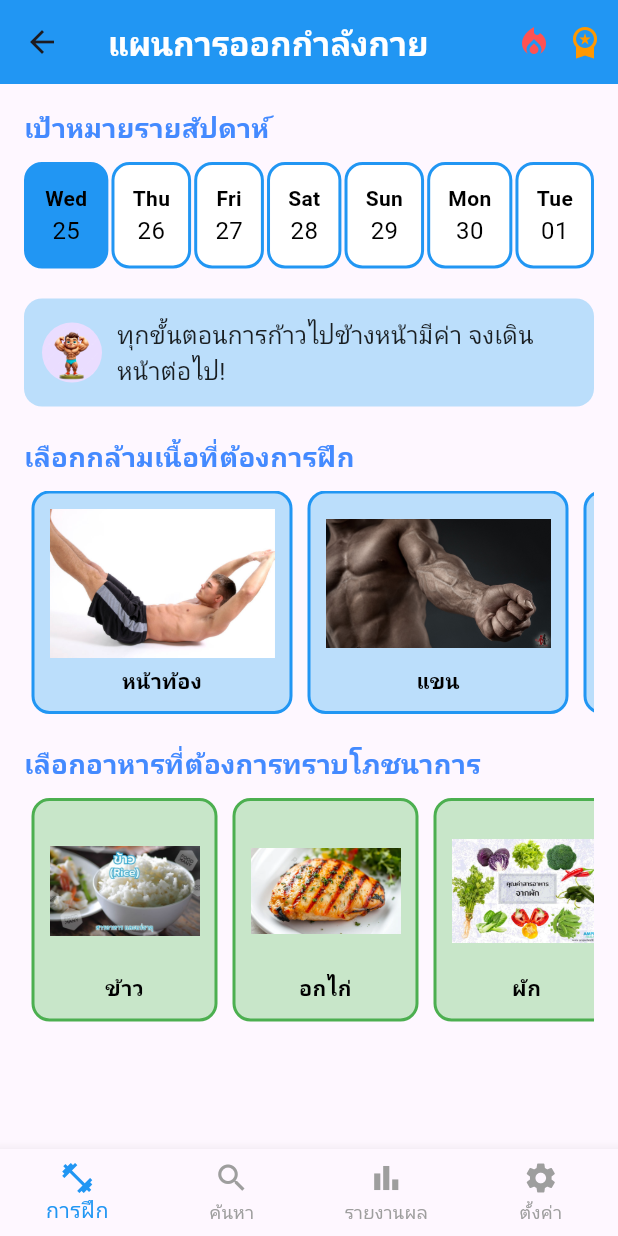
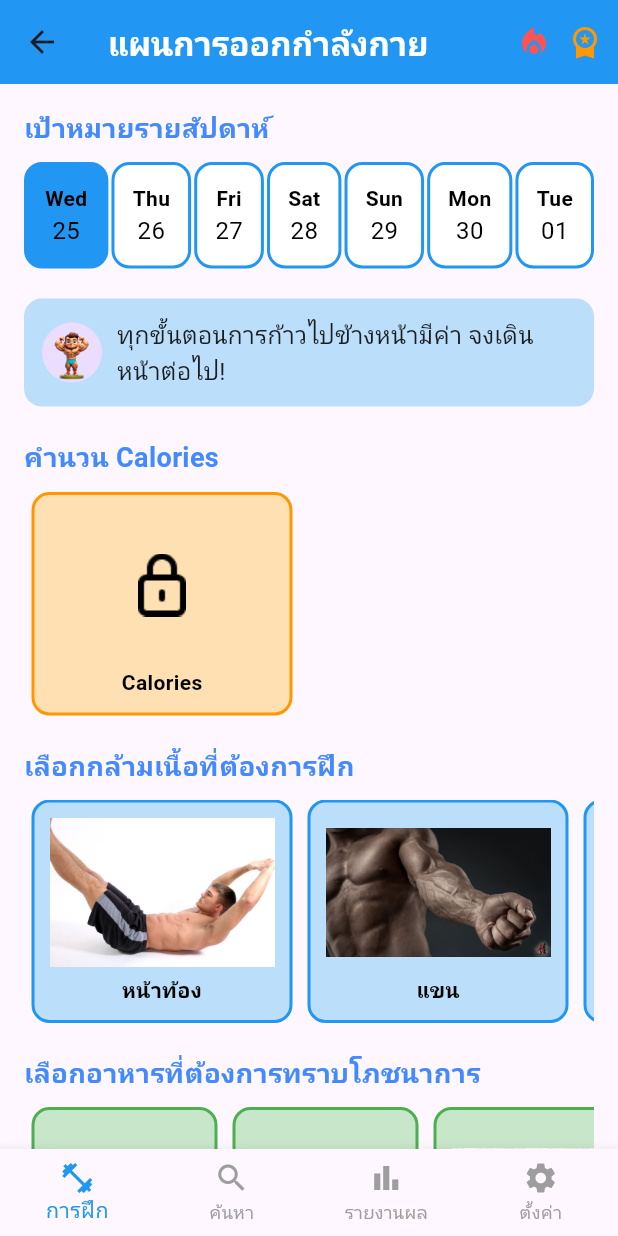
Before and after one commit to PuSrs/project, a Flutter app: the FitnessPlanScreenPage screen opened directly with empty values, on a phone screen of 412 x 824 dp. Run offline on Flutter 3.47's test engine with Material 3 defaults, Android fonts, the light colour scheme and no system bars; our stand-ins replace cloud_firestore, firebase_auth, firebase_core, firebase_storage, fluttertoast, google_fonts and 3 more; accounts and stored records are empty.

Commit message:
Initial commit

```diff
--- a/lib/home/PageScreen/fitness_plan_screen_page.dart
+++ b/lib/home/PageScreen/fitness_plan_screen_page.dart
@@ -1,12 +1,14 @@
 import 'package:flutter/material.dart';
-import 'package:intl/intl.dart';
-import 'package:myproject/home/PageScreen/day_details_page.dart';
-import 'package:myproject/home/PageScreen/fitness_search_screen.dart';
-import 'package:myproject/login/fillprofile.dart';
-import 'package:myproject/login/levelpage.dart';
+import 'package:intl/intl.dart'; // สำหรับจัดรูปแบบวันที่
+import 'package:myproject/home/PageScreen/day_details_page.dart'; // หน้ารายละเอียดของวัน
+import 'package:myproject/home/PageScreen/fitness_search_screen.dart'; // หน้าค้นหา
+import 'package:myproject/home/PageScreen/loadingscreen.dart';
+import 'package:myproject/login/fillprofile.dart'; // หน้าแก้ไขโปรไฟล์
+import 'package:myproject/login/levelpage.dart'; // หน้ารายงานผล
 
+// StatefulWidget สำหรับหน้าหลักของแผนการออกกำลังกาย
 class FitnessPlanScreenPage extends StatefulWidget {
-  final Map<String, dynamic> userData;
+  final Map<String, dynamic> userData; // รับข้อมูลผู้ใช้ที่ล็อกอินเข้ามา
 
   const FitnessPlanScreenPage({super.key, required this.userData});
 
@@ -15,17 +17,17 @@ class FitnessPlanScreenPage extends StatefulWidget {
 }
 
 class _FitnessPlanScreenPageState extends State<FitnessPlanScreenPage> {
-  int _selectedIndex = 0;
+  int _selectedIndex = 0; // เก็บตำแหน่งเมนูที่เลือกใน BottomNavigationBar
 
-  // ฟังก์ชันที่ใช้ในการเปลี่ยนหน้าหลังจากคลิกที่ BottomNavigationBar
+  // ฟังก์ชันเมื่อผู้ใช้แตะที่ BottomNavigationBar
   void _onItemTapped(int index) {
     setState(() {
       _selectedIndex = index;
     });
 
-    // นำผู้ใช้ไปยังหน้าต่างต่างๆ ตาม index
+    // เปลี่ยนหน้าจอไปตาม index ที่ผู้ใช้เลือก
     switch (index) {
-      case 0: // หน้าหลัก
+      case 0: // หน้าแผนการฝึก
         Navigator.pushReplacement(
           context,
           MaterialPageRoute(
@@ -33,32 +35,31 @@ class _FitnessPlanScreenPageState extends State<FitnessPlanScreenPage> {
                   FitnessPlanScreenPage(userData: widget.userData)),
         );
         break;
-      case 1: // หน้าค้นหา
+      case 1: // หน้า Search
         Navigator.push(
           context,
           MaterialPageRoute(builder: (context) => FitnessSearchScreen()),
         );
         break;
-      case 2: // หน้ารายงานผล
+      case 2: // หน้า รายงานผล
         Navigator.push(
           context,
           MaterialPageRoute(builder: (context) => Levelpage()),
         );
         break;
-      case 3: // หน้าการตั้งค่า
+      case 3: // หน้า ตั้งค่า
         Navigator.push(
           context,
           MaterialPageRoute(builder: (context) => FillProfilePage()),
         );
         break;
-      default:
-        break;
     }
   }
 
-  // ฟังก์ชันที่ใช้ในการแสดงหน้ารายละเอียดของวันต่าง ๆ เมื่อคลิกที่วัน
+  // ฟังก์ชันเปิดหน้ารายละเอียดของวัน (เมื่อแตะวันที่)
   void _viewDayDetails(BuildContext context, DateTime date) {
-    final formattedDate = DateFormat('yyyy-MM-dd').format(date);
+    final formattedDate =
+        DateFormat('yyyy-MM-dd').format(date); // แปลงรูปแบบวันที่
     Navigator.push(
       context,
       MaterialPageRoute(
@@ -68,7 +69,7 @@ class _FitnessPlanScreenPageState extends State<FitnessPlanScreenPage> {
     );
   }
 
-  // ฟังก์ชันที่ใช้ในการไปยังหน้ารายละเอียดการฝึกกล้ามเนื้อ
+  // ฟังก์ชันเปิดหน้ารายละเอียดกล้ามเนื้อ
   void _navigateToBodyPartDetails(BuildContext context, String bodyPart) {
     Navigator.push(
       context,
@@ -78,7 +79,7 @@ class _FitnessPlanScreenPageState extends State<FitnessPlanScreenPage> {
     );
   }
 
-  // ฟังก์ชันที่ใช้ในการไปยังหน้ารายละเอียดโภชนาการของอาหาร
+  // ฟังก์ชันเปิดหน้ารายละเอียดโภชนาการอาหาร
   void _navigateToFoodDetails(BuildContext context, String foodName) {
     Navigator.push(
       context,
@@ -90,20 +91,21 @@ class _FitnessPlanScreenPageState extends State<FitnessPlanScreenPage> {
 
   @override
   Widget build(BuildContext context) {
-    final DateTime currentDay = DateTime.now();
+    final DateTime currentDay = DateTime.now(); // วันที่ปัจจุบัน
 
     return Scaffold(
       appBar: AppBar(
         title: Text(
-          'แผนการออกกำลังกาย',
+          'แผนการออกกำลังกาย', // หัวข้อหลัก
           style: TextStyle(fontWeight: FontWeight.bold, color: Colors.white),
         ),
         backgroundColor: Colors.blue,
         elevation: 0,
         actions: [
-          Icon(Icons.local_fire_department, color: Colors.redAccent),
+          Icon(Icons.local_fire_department,
+              color: Colors.redAccent), // ไอคอนแสดงพลัง
           SizedBox(width: 10),
-          Icon(Icons.workspace_premium, color: Colors.orange),
+          Icon(Icons.workspace_premium, color: Colors.orange), // ไอคอนแสดงระดับ
           SizedBox(width: 10),
         ],
       ),
@@ -112,7 +114,7 @@ class _FitnessPlanScreenPageState extends State<FitnessPlanScreenPage> {
         child: Column(
           crossAxisAlignment: CrossAxisAlignment.start,
           children: [
-            // ส่วนแสดงเป้าหมายรายสัปดาห์
+            // แสดงหัวข้อ เป้าหมายรายสัปดาห์
             Text(
               'เป้าหมายรายสัปดาห์',
               style: TextStyle(
@@ -121,35 +123,42 @@ class _FitnessPlanScreenPageState extends State<FitnessPlanScreenPage> {
                   color: Colors.blueAccent),
             ),
             SizedBox(height: 10),
+
+            // สร้างแถวของปุ่มสำหรับแต่ละวัน (7 วันถัดไป)
             Row(
               mainAxisAlignment: MainAxisAlignment.spaceBetween,
               children: List.generate(7, (index) {
-                final day = DateTime.now().add(Duration(days: index));
+                final day =
+                    DateTime.now().add(Duration(days: index)); // วันลำดับถัดไป
                 bool isToday = currentDay.day == day.day &&
                     currentDay.month == day.month &&
-                    currentDay.year == day.year;
+                    currentDay.year ==
+                        day.year; // เช็คว่าเป็นวันปัจจุบันหรือไม่
 
-                // แต่ละวันสามารถคลิกเพื่อดูรายละเอียดการออกกำลังกาย
                 return GestureDetector(
-                  onTap: () => _viewDayDetails(context, day),
+                  onTap: () =>
+                      _viewDayDetails(context, day), // คลิกเพื่อดูรายละเอียดวัน
                   child: Container(
                     padding: EdgeInsets.all(12),
                     decoration: BoxDecoration(
-                      color: isToday ? Colors.blue : Colors.white,
+                      color: isToday
+                          ? Colors.blue
+                          : Colors.white, // สีต่างกันถ้าเป็นวันนี้
                       borderRadius: BorderRadius.circular(12),
                       border: Border.all(color: Colors.blue, width: 2),
                     ),
                     child: Column(
                       children: [
                         Text(
-                          DateFormat('E').format(day),
+                          DateFormat('E')
+                              .format(day), // แสดงชื่อวัน (Mon, Tue, etc.)
                           style: TextStyle(
                               fontSize: 14,
                               fontWeight: FontWeight.bold,
                               color: Colors.black),
                         ),
                         Text(
-                          DateFormat('dd').format(day),
+                          DateFormat('dd').format(day), // แสดงวันที่
                           style: TextStyle(fontSize: 16, color: Colors.black),
                         ),
                       ],
@@ -159,7 +168,8 @@ class _FitnessPlanScreenPageState extends State<FitnessPlanScreenPage> {
               }),
             ),
             SizedBox(height: 20),
-            // ข้อความกระตุ้นในการออกกำลังกาย
+
+            // ข้อความให้กำลังใจผู้ใช้งาน
             Container(
               padding: EdgeInsets.all(12),
               decoration: BoxDecoration(
@@ -182,7 +192,58 @@ class _FitnessPlanScreenPageState extends State<FitnessPlanScreenPage> {
               ),
             ),
             SizedBox(height: 20),
-            // เลือกกล้ามเนื้อที่ต้องการฝึก
+
+            // หัวข้อเลือกกล้ามเนื้อ
+            Text(
+              'คำนวน Calories',
+              style: TextStyle(
+                  fontSize: 18,
+                  fontWeight: FontWeight.bold,
+                  color: Colors.blueAccent),
+            ),
+            SizedBox(height: 10),
+
+            // แถบเลื่อนแนวนอนของปุ่ม calories
+            SingleChildScrollView(
+              scrollDirection: Axis.horizontal,
+              child: Row(
+                children: [
+                  GestureDetector(
+                    onTap: () {
+                      Navigator.push(
+                        context,
+                        MaterialPageRoute(
+                            builder: (context) => LoadingScreen()),
+                      );
+                    },
+                    child: Container(
+                      padding: const EdgeInsets.all(10),
+                      margin: const EdgeInsets.symmetric(horizontal: 5),
+                      decoration: BoxDecoration(
+                        color: Colors.orange[100],
+                        borderRadius: BorderRadius.circular(12),
+                        border: Border.all(color: Colors.orange, width: 2),
+                      ),
+                      child: Column(
+                        children: [
+                          Image.asset('assets/images/lock.png',
+                              width: 150, height: 100),
+                          const SizedBox(height: 5),
+                          const Text(
+                            'Calories',
+                            style: TextStyle(
+                                fontSize: 14,
+                                fontWeight: FontWeight.bold,
+                                color: Colors.black),
+                          ),
+                        ],
+                      ),
+                    ),
+                  ),
+                ],
+              ),
+            ),
+            SizedBox(height: 20),
             Text(
               'เลือกกล้ามเนื้อที่ต้องการฝึก',
               style: TextStyle(
@@ -191,6 +252,8 @@ class _FitnessPlanScreenPageState extends State<FitnessPlanScreenPage> {
                   color: Colors.blueAccent),
             ),
             SizedBox(height: 10),
+
+            // แถบเลื่อนแนวนอนของปุ่มกล้ามเนื้อ
             SingleChildScrollView(
               scrollDirection: Axis.horizontal,
               child: Row(
@@ -201,15 +264,15 @@ class _FitnessPlanScreenPageState extends State<FitnessPlanScreenPage> {
                       context, 'แขน', 'assets/images/arms.png'),
                   _buildBodyPartButton(
                       context, 'หน้าอก', 'assets/images/chest.png'),
-                  _buildBodyPartButton(
-                      context, 'ขา', 'assets/images/legs.png'),
-                  _buildBodyPartButton(
-                      context, 'ไหล่และหลัง','assets/images/shouldersandback.png'),
+                  _buildBodyPartButton(context, 'ขา', 'assets/images/legs.png'),
+                  _buildBodyPartButton(context, 'ไหล่และหลัง',
+                      'assets/images/shouldersandback.png'),
                 ],
               ),
             ),
             SizedBox(height: 20),
-            // เลือกอาหารที่ต้องการทราบโภชนาการ
+
+            // หัวข้อเลือกอาหาร
             Text(
               'เลือกอาหารที่ต้องการทราบโภชนาการ',
               style: TextStyle(
@@ -218,6 +281,8 @@ class _FitnessPlanScreenPageState extends State<FitnessPlanScreenPage> {
                   color: Colors.blueAccent),
             ),
             SizedBox(height: 10),
+
+            // แถบเลื่อนแนวนอนของปุ่มอาหาร
             SingleChildScrollView(
               scrollDirection: Axis.horizontal,
               child: Row(
@@ -235,13 +300,14 @@ class _FitnessPlanScreenPageState extends State<FitnessPlanScreenPage> {
           ],
         ),
       ),
-      // BottomNavigationBar สำหรับการนำทาง
+
+      // เมนูด้านล่าง (BottomNavigationBar)
       bottomNavigationBar: BottomNavigationBar(
         type: BottomNavigationBarType.fixed,
         selectedItemColor: Colors.blue,
         unselectedItemColor: Colors.grey,
-        currentIndex: _selectedIndex,
-        onTap: _onItemTapped,
+        currentIndex: _selectedIndex, // ตำแหน่งเมนูที่ถูกเลือก
+        onTap: _onItemTapped, // ฟังก์ชันที่เรียกเมื่อแตะ
         items: const [
           BottomNavigationBarItem(
             icon: Icon(Icons.fitness_center),
@@ -264,11 +330,12 @@ class _FitnessPlanScreenPageState extends State<FitnessPlanScreenPage> {
     );
   }
 
-  // สร้างปุ่มสำหรับเลือกกล้ามเนื้อที่ต้องการฝึก
+  // ปุ่มกล้ามเนื้อแต่ละส่วน
   Widget _buildBodyPartButton(
       BuildContext context, String bodyPart, String imagePath) {
     return GestureDetector(
-      onTap: () => _navigateToBodyPartDetails(context, bodyPart),
+      onTap: () => _navigateToBodyPartDetails(
+          context, bodyPart), // คลิกไปหน้ารายละเอียดกล้ามเนื้อ
       child: Container(
         padding: EdgeInsets.all(10),
         margin: EdgeInsets.symmetric(horizontal: 5),
@@ -279,10 +346,11 @@ class _FitnessPlanScreenPageState extends State<FitnessPlanScreenPage> {
         ),
         child: Column(
           children: [
-            Image.asset(imagePath, width: 150, height: 100),
+            Image.asset(imagePath,
+                width: 150, height: 100), // แสดงรูปกล้ามเนื้อ
             SizedBox(height: 5),
             Text(
-              bodyPart,
+              bodyPart, // ชื่อกล้ามเนื้อ
               style: TextStyle(
                   fontSize: 14,
                   fontWeight: FontWeight.bold,
@@ -294,11 +362,12 @@ class _FitnessPlanScreenPageState extends State<FitnessPlanScreenPage> {
     );
   }
 
-  // สร้างปุ่มสำหรับเลือกอาหารที่ต้องการทราบโภชนาการ
+  // ปุ่มอาหารแต่ละชนิด
   Widget _buildFoodButton(
       BuildContext context, String foodName, String imagePath) {
     return GestureDetector(
-      onTap: () => _navigateToFoodDetails(context, foodName),
+      onTap: () => _navigateToFoodDetails(
+          context, foodName), // คลิกไปหน้ารายละเอียดอาหาร
       child: Container(
         padding: EdgeInsets.all(10),
         margin: EdgeInsets.symmetric(horizontal: 5),
@@ -309,10 +378,10 @@ class _FitnessPlanScreenPageState extends State<FitnessPlanScreenPage> {
         ),
         child: Column(
           children: [
-            Image.asset(imagePath, width: 100, height: 100),
+            Image.asset(imagePath, width: 100, height: 100), // แสดงรูปอาหาร
             SizedBox(height: 5),
             Text(
-              foodName,
+              foodName, // ชื่ออาหาร
               style: TextStyle(
                   fontSize: 14,
                   fontWeight: FontWeight.bold,
--- a/lib/page_first/year.dart
+++ b/lib/page_first/year.dart
@@ -175,7 +175,7 @@ class _YearPageState extends State<YearPage> {
                           MaterialPageRoute(
                             builder: (context) => GenderPage(
                               userId: widget.userId,
-                              year: selectedYear.toString(), // ✅ แก้ตรงนี้
+                              year: selectedYear.toString(), // แก้ตรงนี้
                             ),
                           ),
                         );
```
Also changed, not shown: lib/home/PageScreen/loadingscreen.dart (added, +45 -0 lines), lib/home/PageScreen/recommendation_screen.dart (added, +16 -0 lines), lib/home/PageScreen/result_screen.dart (added, +41 -0 lines), 4 other files.
